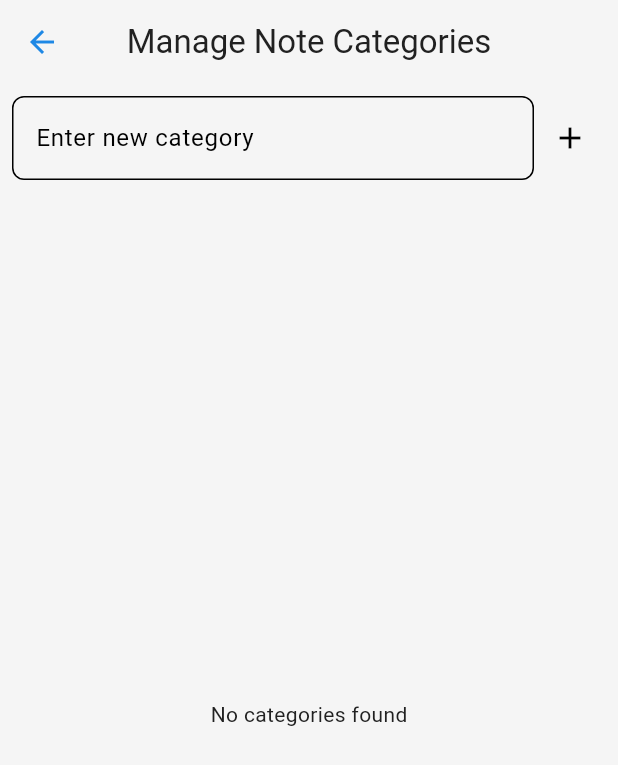
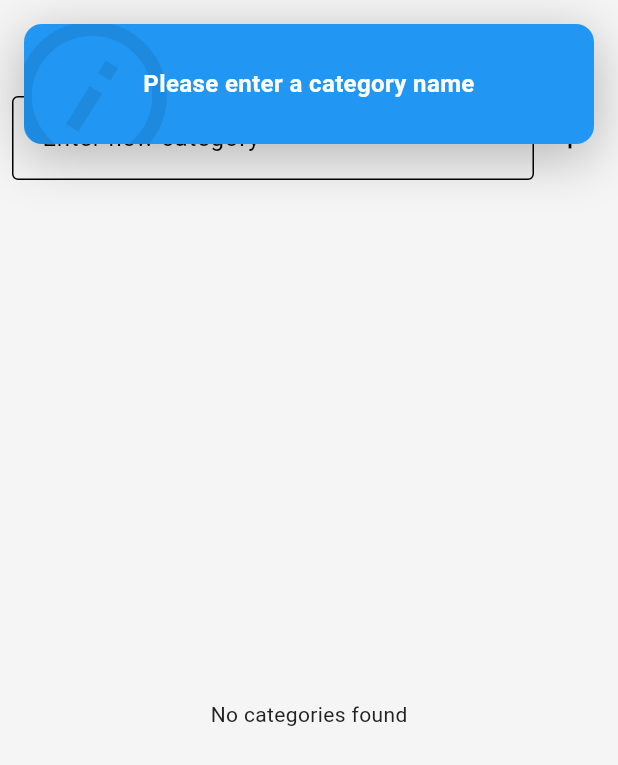
Before and after one commit to Wasim-Zaman/selc, a Flutter app: the AdminNotesCategoriesScreen screen opened directly, after a tap on the "add" icon, on a phone screen of 412 x 824 dp. Shown: the top 765 px of the screen. Run offline on Flutter 3.47's test engine with Material 3 defaults, Android fonts, the phone set to English and light mode, and no system bars; drawn by our look-alikes of top_snackbar_flutter; our stand-ins replace cached_network_image, carousel_slider, cloud_firestore, file_picker, firebase_auth, firebase_core and 6 more; accounts and stored records are empty; network calls fail.

Commit message:
feat: Add file_picker, firebase_storage, and top_snackbar_flutter dependencies

```diff
--- /dev/null
+++ b/lib/cubits/admin/admin_cubit.dart
@@ -0,0 +1,51 @@
+import 'dart:io';
+
+import 'package:flutter_bloc/flutter_bloc.dart';
+import 'package:selc/services/notes/notes_service.dart';
+import 'package:selc/services/storage/storage_service.dart';
+
+part 'admin_states.dart';
+
+class AdminCubit extends Cubit<AdminState> {
+  final NotesService _notesService;
+  final StorageService _storageService;
+
+  AdminCubit(this._notesService, this._storageService) : super(AdminInitial());
+
+  Future<void> addCategory(String category) async {
+    emit(AdminLoading());
+    try {
+      await _notesService.addCategory(category);
+      emit(AdminSuccess('Category added successfully'));
+    } catch (e) {
+      emit(AdminFailure(e.toString()));
+    }
+  }
+
+  Future<void> deleteCategory(String category) async {
+    emit(AdminLoading());
+    try {
+      await _notesService.deleteCategory(category);
+      emit(AdminSuccess('Category deleted successfully'));
+    } catch (e) {
+      emit(AdminFailure(e.toString()));
+    }
+  }
+
+  Future<void> uploadNote(String category, String title, File file) async {
+    emit(AdminLoading());
+    try {
+      String fileName = '${DateTime.now().millisecondsSinceEpoch}.pdf';
+      String filePath = 'notes/$category/$fileName';
+      String downloadUrl = await _storageService.uploadFile(filePath, file);
+      await _notesService.addNote(category, title, downloadUrl);
+      emit(AdminSuccess('Note uploaded successfully'));
+    } catch (e) {
+      emit(AdminFailure(e.toString()));
+    }
+  }
+
+  Stream<List<String>> getCategoriesStream() {
+    return _notesService.getCategoriesStream();
+  }
+}
--- /dev/null
+++ b/lib/cubits/admin/admin_states.dart
@@ -0,0 +1,19 @@
+part of 'admin_cubit.dart';
+
+abstract class AdminState {}
+
+class AdminInitial extends AdminState {}
+
+class AdminLoading extends AdminState {}
+
+class AdminSuccess extends AdminState {
+  final String message;
+
+  AdminSuccess(this.message);
+}
+
+class AdminFailure extends AdminState {
+  final String error;
+
+  AdminFailure(this.error);
+}
--- a/lib/cubits/auth/auth_cubit.dart
+++ b/lib/cubits/auth/auth_cubit.dart
@@ -15,6 +15,10 @@ class AuthCubit extends Cubit<AuthState> {
     emit(AuthLoading());
 
     try {
+      if (phoneController.text.isEmpty || passwordController.text.isEmpty) {
+        emit(AuthFailure('Please enter your phone number and password.'));
+        return;
+      }
       bool success = await _authService.signInAdmin(
         phoneController.text.trim(),
         passwordController.text,
--- a/lib/services/notes/notes_service.dart
+++ b/lib/services/notes/notes_service.dart
@@ -40,4 +40,12 @@ class NotesService {
       return snapshot.docs.map((doc) => doc.id).toList();
     });
   }
+
+  Future<void> addNote(String category, String title, String url) async {
+    await _firestore.collection('notes').doc(category).collection('files').add({
+      'title': title,
+      'url': url,
+      'timestamp': FieldValue.serverTimestamp(),
+    });
+  }
 }
--- /dev/null
+++ b/lib/services/storage/storage_service.dart
@@ -0,0 +1,14 @@
+import 'dart:io';
+
+import 'package:firebase_storage/firebase_storage.dart';
+
+class StorageService {
+  final FirebaseStorage _storage = FirebaseStorage.instance;
+
+  Future<String> uploadFile(String path, File file) async {
+    Reference storageRef = _storage.ref().child(path);
+    UploadTask uploadTask = storageRef.putFile(file);
+    TaskSnapshot taskSnapshot = await uploadTask;
+    return await taskSnapshot.ref.getDownloadURL();
+  }
+}
--- /dev/null
+++ b/lib/utils/snackbars.dart
@@ -0,0 +1,32 @@
+import 'package:flutter/material.dart';
+import 'package:top_snackbar_flutter/custom_snack_bar.dart';
+import 'package:top_snackbar_flutter/top_snack_bar.dart';
+
+class TopSnackbar {
+  static void success(context, message) {
+    showTopSnackBar(
+      Overlay.of(context),
+      CustomSnackBar.success(
+        message: message,
+      ),
+    );
+  }
+
+  static void info(context, message) {
+    showTopSnackBar(
+      Overlay.of(context),
+      CustomSnackBar.info(
+        message: message,
+      ),
+    );
+  }
+
+  static void error(context, message) {
+    showTopSnackBar(
+      Overlay.of(context),
+      CustomSnackBar.error(
+        message: message,
+      ),
+    );
+  }
+}
--- a/lib/view/screens/admin/dashboard/admin_dashboard_screen.dart
+++ b/lib/view/screens/admin/dashboard/admin_dashboard_screen.dart
@@ -1,5 +1,3 @@
-// ignore_for_file: unused_local_variable, no_leading_underscores_for_local_identifiers
-
 import 'package:flutter/material.dart';
 import 'package:provider/provider.dart';
 import 'package:selc/providers/theme_provider.dart';
@@ -28,7 +26,7 @@ class AdminDashboardScreen extends StatelessWidget {
           begin: Alignment.topLeft,
           end: Alignment.bottomRight,
         ),
-        'screen': const AdminNotesCategoriesScreen(),
+        'screen': AdminNotesCategoriesScreen(),
       },
       {
         'title': 'Manage Playlists',
--- a/lib/view/screens/admin/dashboard/notes/admin_notes_categories_screen.dart
+++ b/lib/view/screens/admin/dashboard/notes/admin_notes_categories_screen.dart
@@ -1,29 +1,15 @@
 import 'package:flutter/material.dart';
-import 'package:selc/services/notes/notes_service.dart';
+import 'package:flutter_bloc/flutter_bloc.dart';
+import 'package:selc/cubits/admin/admin_cubit.dart';
+import 'package:selc/utils/navigation.dart';
+import 'package:selc/utils/snackbars.dart';
+import 'package:selc/view/screens/admin/dashboard/notes/add_notes_screen.dart';
+import 'package:selc/view/widgets/text_field_widget.dart';
 
-class AdminNotesCategoriesScreen extends StatefulWidget {
-  const AdminNotesCategoriesScreen({super.key});
+class AdminNotesCategoriesScreen extends StatelessWidget {
+  AdminNotesCategoriesScreen({super.key});
 
-  @override
-  State<AdminNotesCategoriesScreen> createState() =>
-      _AdminNotesCategoriesScreenState();
-}
-
-class _AdminNotesCategoriesScreenState
-    extends State<AdminNotesCategoriesScreen> {
   final TextEditingController _categoryController = TextEditingController();
-  final NotesService _notesService = NotesService();
-
-  void _addCategory() async {
-    if (_categoryController.text.isNotEmpty) {
-      await _notesService.addCategory(_categoryController.text);
-      _categoryController.clear();
-    }
-  }
-
-  void _deleteCategory(String category) async {
-    await _notesService.deleteCategory(category);
-  }
 
   @override
   Widget build(BuildContext context) {
@@ -38,23 +24,30 @@ class _AdminNotesCategoriesScreenState
             child: Row(
               children: [
                 Expanded(
-                  child: TextField(
+                  child: TextFieldWidget(
                     controller: _categoryController,
-                    decoration: const InputDecoration(
-                      hintText: 'Enter new category',
-                    ),
+                    labelText: 'Enter new category',
                   ),
                 ),
                 IconButton(
                   icon: const Icon(Icons.add),
-                  onPressed: _addCategory,
+                  onPressed: () {
+                    if (_categoryController.text.isNotEmpty) {
+                      context
+                          .read<AdminCubit>()
+                          .addCategory(_categoryController.text);
+                      _categoryController.clear();
+                    } else {
+                      TopSnackbar.info(context, 'Please enter a category name');
+                    }
+                  },
                 ),
               ],
             ),
           ),
           Expanded(
             child: StreamBuilder<List<String>>(
-              stream: _notesService.getCategoriesStream(),
+              stream: context.read<AdminCubit>().getCategoriesStream(),
               builder: (context, snapshot) {
                 if (snapshot.connectionState == ConnectionState.waiting) {
                   return const Center(child: CircularProgressIndicator());
@@ -72,7 +65,13 @@ class _AdminNotesCategoriesScreenState
                       title: Text(snapshot.data![index]),
                       trailing: IconButton(
                         icon: const Icon(Icons.delete),
-                        onPressed: () => _deleteCategory(snapshot.data![index]),
+                        onPressed: () => context
+                            .read<AdminCubit>()
+                            .deleteCategory(snapshot.data![index]),
+                      ),
+                      onTap: () => Navigations.push(
+                        context,
+                        AddNotesScreen(category: snapshot.data![index]),
                       ),
                     );
                   },
@@ -84,10 +83,4 @@ class _AdminNotesCategoriesScreenState
       ),
     );
   }
-
-  @override
-  void dispose() {
-    _categoryController.dispose();
-    super.dispose();
-  }
 }
--- a/lib/view/screens/user/dashboard/dashboard_screen.dart
+++ b/lib/view/screens/user/dashboard/dashboard_screen.dart
@@ -143,7 +143,7 @@ class _DashboardScreenState extends State<DashboardScreen> {
               onTap: () {
                 Navigations.pushAndRemoveUntil(
                   context,
-                  AdminLoginScreen(),
+                  const AdminLoginScreen(),
                 );
               },
             ),
--- /dev/null
+++ b/lib/view/widgets/text_field_widget.dart
@@ -0,0 +1,40 @@
+import 'package:flutter/material.dart';
+import 'package:selc/utils/constants.dart';
+
+class TextFieldWidget extends StatelessWidget {
+  final TextEditingController controller;
+  final String labelText;
+  final IconData? prefixIcon;
+  final bool obscureText;
+  final TextInputType keyboardType;
+  final String? Function(String?)? validator;
+
+  const TextFieldWidget({
+    super.key,
+    required this.controller,
+    required this.labelText,
+    this.prefixIcon,
+    this.obscureText = false,
+    this.keyboardType = TextInputType.text,
+    this.validator,
+  });
+
+  @override
+  Widget build(BuildContext context) {
+    return TextFormField(
+      controller: controller,
+      decoration: InputDecoration(
+        labelText: labelText,
+        prefixIcon: prefixIcon != null ? Icon(prefixIcon) : null,
+        border: const OutlineInputBorder(),
+        contentPadding: const EdgeInsets.symmetric(
+          vertical: AppConstants.defaultPadding,
+          horizontal: AppConstants.defaultPadding,
+        ),
+      ),
+      obscureText: obscureText,
+      keyboardType: keyboardType,
+      validator: validator,
+    );
+  }
+}
--- a/pubspec.yaml
+++ b/pubspec.yaml
@@ -48,6 +48,9 @@ dependencies:
   provider: ^6.1.2
   theme_provider: ^0.6.0
   flutter_bloc: ^8.1.6
+  file_picker: ^8.1.2
+  firebase_storage: ^12.3.2
+  top_snackbar_flutter: ^3.1.0
 
 dev_dependencies:
   flutter_test:
```
Also changed, not shown: lib/main.dart (+12 -5 lines), lib/view/screens/admin/auth/admin_login_screen.dart (+23 -11 lines), lib/view/screens/admin/dashboard/notes/add_notes_screen.dart (added, +77 -0 lines), lib/view/screens/admin/dashboard/notes/admin_notes_screen.dart (deleted), pubspec.lock.
